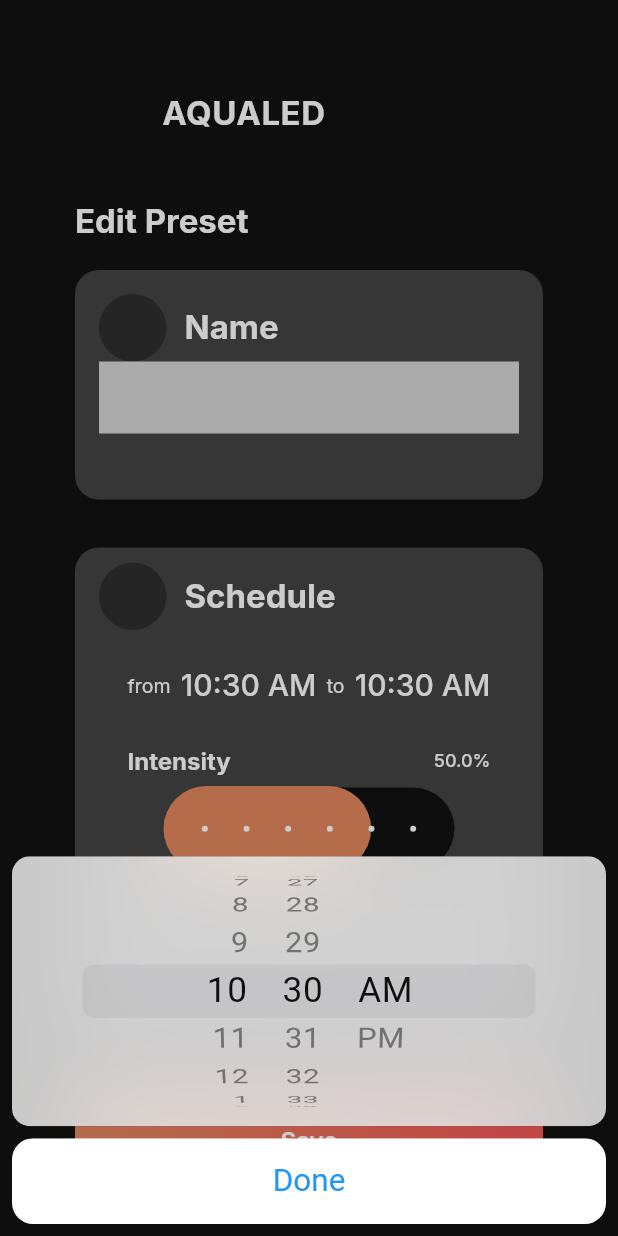
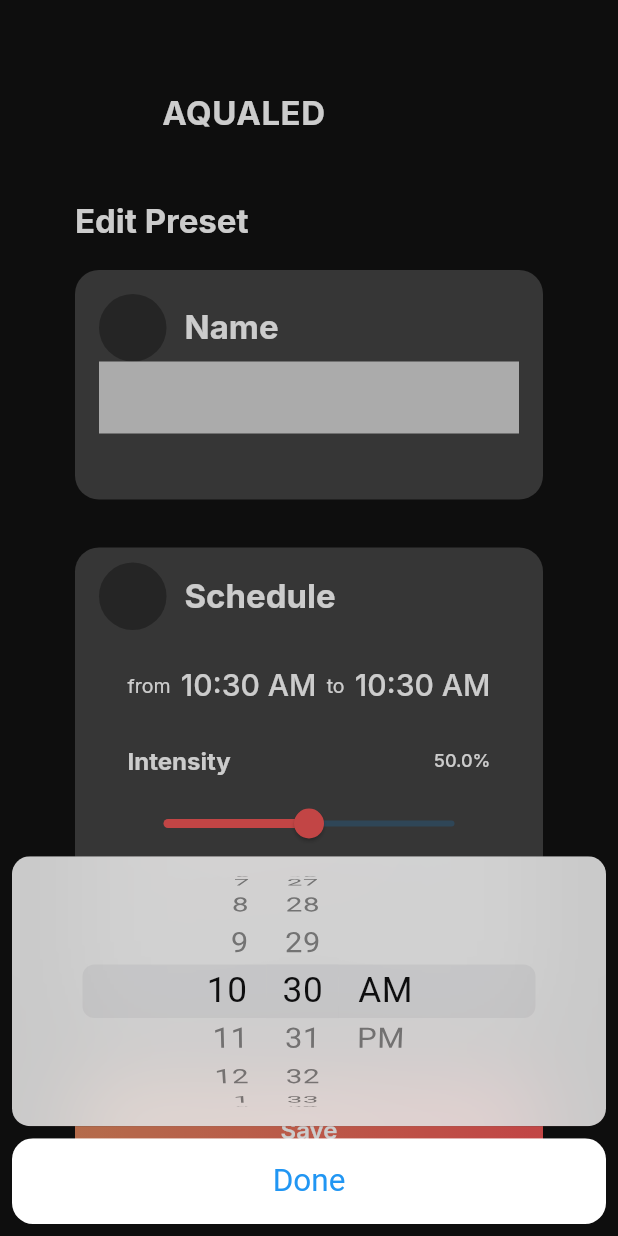
Before and after one commit to Kofrom506/Aquascape_Exercise-, a Flutter app: the AddPresetPage screen opened directly, after a tap on an icon or button, on a phone screen of 412 x 824 dp. Run offline on Flutter 3.47's test engine with Material 2 defaults, Android fonts, the phone set to English and light mode, and no system bars; drawn by our look-alikes of flutter_slidable; our stand-ins replace google_fonts.

Commit message:
same preset model

```diff
--- a/lib/main.dart
+++ b/lib/main.dart
@@ -14,7 +14,7 @@ class MyApp extends StatelessWidget {
     return MaterialApp(
       debugShowCheckedModeBanner: false,
       routes: {
-        '/': (context) => AutoPage(),
+        '/': (context) => AddPresetPage(),
       },
     );
   }
--- a/lib/ui/pages/AddPresetPage.dart
+++ b/lib/ui/pages/AddPresetPage.dart
@@ -297,25 +297,15 @@ class _AddPresetPageState extends State<AddPresetPage> {
                                   SizedBox(
                                     height: 9,
                                   ),
-                                  SliderTheme(
-                                    data: SliderThemeData(
-                                        trackHeight: 55.13,
-                                        inactiveTrackColor: cBlackColor,
-                                        activeTickMarkColor: cWhiteColor,
-                                        inactiveTickMarkColor: cWhiteColor,
-                                        activeTrackColor: cLightOrange,
-                                        thumbShape:
-                                            SliderComponentShape.noThumb,
-                                        tickMarkShape: RoundSliderTickMarkShape(
-                                            tickMarkRadius: 2)),
-                                    child: Slider(
-                                        value: presets[index].intensity,
-                                        min: 0,
-                                        max: 100,
-                                        divisions: 5,
-                                        onChanged: (value) => setState(() =>
-                                            presets[index].intensity = value)),
-                                  ),
+                                  Slider(
+                                      value: presets[index].intensity,
+                                      min: 0,
+                                      max: 100,
+                                      divisions: 100,
+                                      activeColor: cDarkOrange,
+                                      onChanged: (value) => setState(() =>
+                                          presets[index].intensity =
+                                              value.roundToDouble())),
                                 ],
                               ),
                             ),
```
